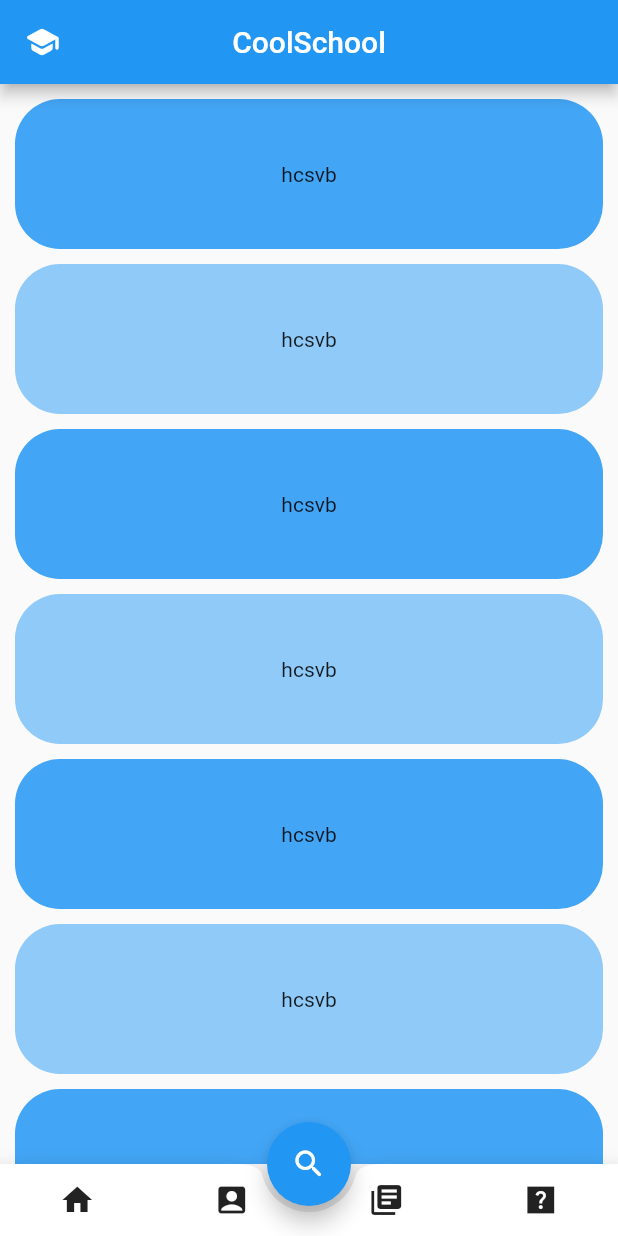
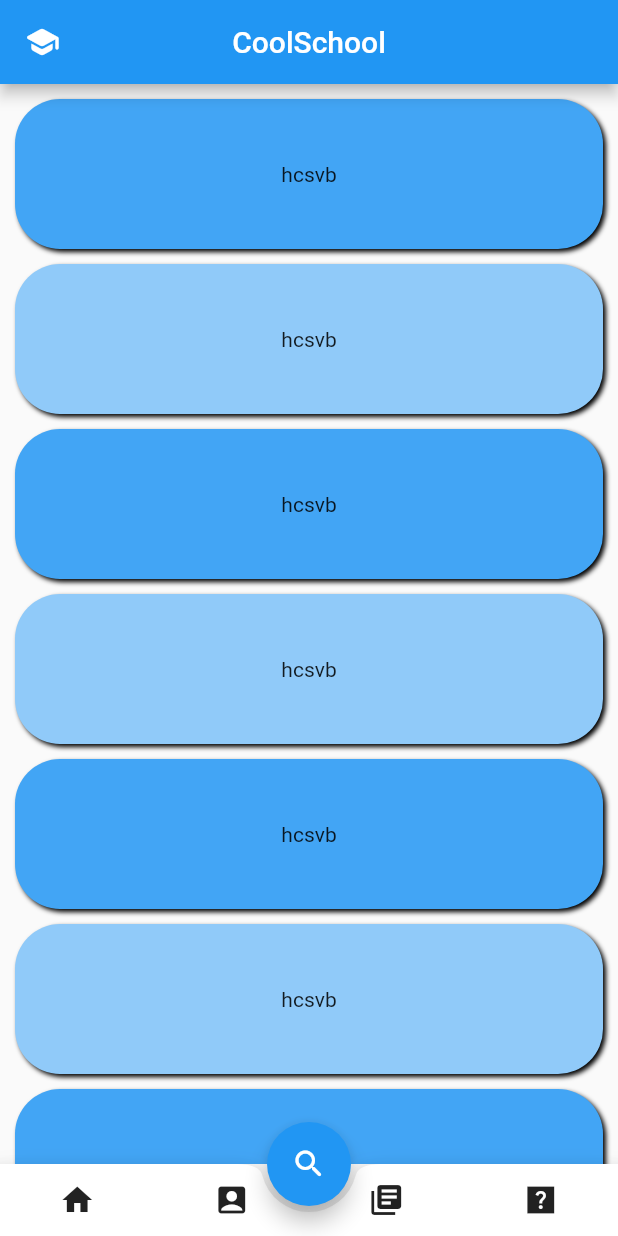
Before and after one commit to AkashiOP/trinetra, a Flutter app: the screen it shows after launch, on a phone screen of 412 x 824 dp. Run offline on Flutter 3.47's test engine with Material 2 defaults, Android fonts, the phone set to English and light mode, and no system bars.

```diff
--- a/lib/main.dart
+++ b/lib/main.dart
@@ -20,6 +20,14 @@ class MyApp extends StatelessWidget {
           children: <Widget>[
             Container(
               decoration: BoxDecoration(
+                boxShadow: [
+                  BoxShadow(
+                    color: Colors.black,
+                    blurRadius: 2.0,
+                    spreadRadius: 0.0,
+                    offset: Offset(2.0, 2.0),
+                  ),
+                ],
 		          color: Colors.blue[400],
 		          borderRadius: BorderRadius.all(Radius.circular(30.0))),
               margin: EdgeInsets.all(5,),
@@ -28,6 +36,14 @@ class MyApp extends StatelessWidget {
             ),
             Container(
               decoration: BoxDecoration(
+                boxShadow: [
+                  BoxShadow(
+                    color: Colors.black,
+                    blurRadius: 2.0,
+                    spreadRadius: 0.0,
+                    offset: Offset(2.0, 2.0),
+                  ),
+                ],
 		          color: Colors.blue[200],
 		          borderRadius: BorderRadius.all(Radius.circular(30.0))),
               margin: EdgeInsets.all(5),
@@ -36,6 +52,14 @@ class MyApp extends StatelessWidget {
             ),
             Container(
               decoration: BoxDecoration(
+                boxShadow: [
+                  BoxShadow(
+                    color: Colors.black,
+                    blurRadius: 2.0,
+                    spreadRadius: 0.0,
+                    offset: Offset(2.0, 2.0),
+                  ),
+                ],
 		          color: Colors.blue[400],
 		          borderRadius: BorderRadius.all(Radius.circular(30.0))),
               margin: EdgeInsets.all(5),
@@ -44,6 +68,14 @@ class MyApp extends StatelessWidget {
             ),
             Container(
               decoration: BoxDecoration(
+                boxShadow: [
+                  BoxShadow(
+                    color: Colors.black,
+                    blurRadius: 2.0,
+                    spreadRadius: 0.0,
+                    offset: Offset(2.0, 2.0),
+                  ),
+                ],
 		          color: Colors.blue[200],
 		          borderRadius: BorderRadius.all(Radius.circular(30.0))),
               margin: EdgeInsets.all(5),
@@ -52,6 +84,14 @@ class MyApp extends StatelessWidget {
             ),
             Container(
               decoration: BoxDecoration(
+                boxShadow: [
+                  BoxShadow(
+                    color: Colors.black,
+                    blurRadius: 2.0,
+                    spreadRadius: 0.0,
+                    offset: Offset(2.0, 2.0),
+                  ),
+                ],
 		          color: Colors.blue[400],
 		          borderRadius: BorderRadius.all(Radius.circular(30.0))),
               margin: EdgeInsets.all(5),
@@ -60,6 +100,14 @@ class MyApp extends StatelessWidget {
             ),
             Container(
               decoration: BoxDecoration(
+                boxShadow: [
+                  BoxShadow(
+                    color: Colors.black,
+                    blurRadius: 2.0,
+                    spreadRadius: 0.0,
+                    offset: Offset(2.0, 2.0),
+                  ),
+                ],
 		          color: Colors.blue[200],
 		          borderRadius: BorderRadius.all(Radius.circular(30.0))),
               margin: EdgeInsets.all(5),
@@ -67,6 +115,14 @@ class MyApp extends StatelessWidget {
               height: 100,
             ),Container(
               decoration: BoxDecoration(
+                boxShadow: [
+                  BoxShadow(
+                    color: Colors.black,
+                    blurRadius: 2.0,
+                    spreadRadius: 0.0,
+                    offset: Offset(2.0, 2.0),
+                  ),
+                ],
 		          color: Colors.blue[400],
 		          borderRadius: BorderRadius.all(Radius.circular(30.0))),
               margin: EdgeInsets.all(5),
@@ -75,6 +131,14 @@ class MyApp extends StatelessWidget {
             ),
             Container(
               decoration: BoxDecoration(
+                boxShadow: [
+                  BoxShadow(
+                    color: Colors.black,
+                    blurRadius: 2.0,
+                    spreadRadius: 0.0,
+                    offset: Offset(2.0, 2.0),
+                  ),
+                ],
 		          color: Colors.blue[200],
 		          borderRadius: BorderRadius.all(Radius.circular(30.0))),
               margin: EdgeInsets.all(5),
@@ -83,23 +147,26 @@ class MyApp extends StatelessWidget {
             ),
             Container(
              decoration: BoxDecoration(
+               boxShadow: [
+                  BoxShadow(
+                    color: Colors.black,
+                    blurRadius: 2.0,
+                    spreadRadius: 0.0,
+                    offset: Offset(2.0, 2.0),
+                  ),
+                ],
 		          color: Colors.blue[400],
 		          borderRadius: BorderRadius.all(Radius.circular(30.0))),
               margin: EdgeInsets.all(5),
               child: Center(child: Text('hcsvb'),),
               height: 100,
             ),
-
-
-
           ],
         ),
         floatingActionButton: FloatingActionButton(
           child: const Icon(Icons.search_rounded),
           onPressed: () {
-
           },
-
         ),
         floatingActionButtonLocation: FloatingActionButtonLocation.centerDocked,
         bottomNavigationBar: BottomAppBar(
```
